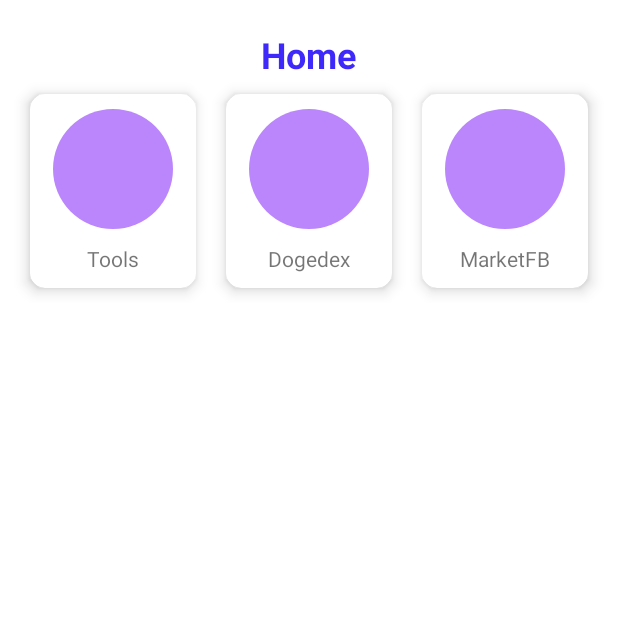
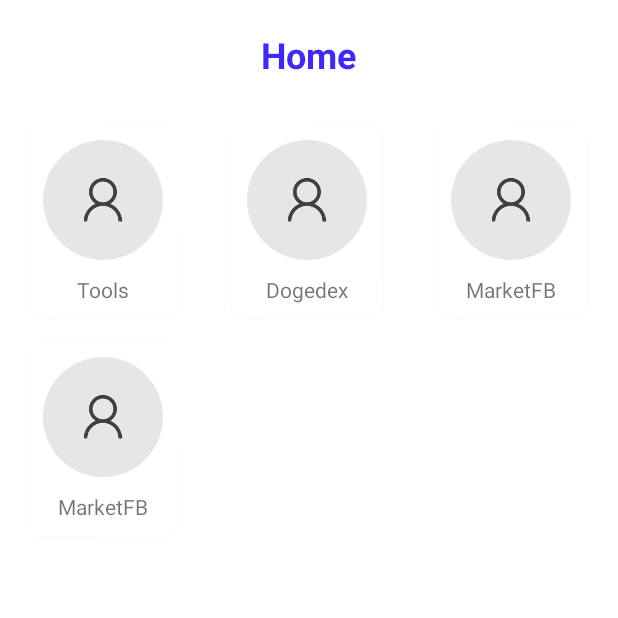
Before and after one commit to frankgf18/AppsDev, an Android app: the screen it shows after launch (MainActivity), on a phone screen of 412 x 824 dp, the top half of it. Run offline under Robolectric (Android 15) with nearby library versions, the phone set to English and light mode, and no system bars; our stand-ins replace CircleImageView, Dagger/Hilt's generated code.

Commit message:
Se mejoror el HOME

```diff
--- a/app/build.gradle
+++ b/app/build.gradle
@@ -62,7 +62,7 @@ dependencies {
     implementation "com.squareup.retrofit2:converter-gson:2.9.0"
 
     //Hilt
-    implementation "com.google.dagger:hilt-android:2.38.1"
+    implementation 'com.google.dagger:hilt-android:2.38.1'
     kapt "com.google.dagger:hilt-android-compiler:2.38.1"
 
     //KTX LIVE DATA
--- a/app/src/main/java/com/example/appsdev/Core/Utils/Constantes.kt
+++ b/app/src/main/java/com/example/appsdev/Core/Utils/Constantes.kt
@@ -1,4 +1,7 @@
 package com.example.appsdev.Core.Utils
+
+import com.example.appsdev.Home.ItemsCards
+import com.example.appsdev.R
 
 
 //Progress Bar
--- a/app/src/main/java/com/example/appsdev/Core/Utils/Funciones.kt
+++ b/app/src/main/java/com/example/appsdev/Core/Utils/Funciones.kt
@@ -2,7 +2,14 @@ package com.example.appsdev.Core.Utils
 
 import android.app.Activity
 import android.content.Context
+import android.view.LayoutInflater
+import android.view.View
+import android.view.ViewGroup
+import android.widget.ImageView
 import android.widget.Toast
+import com.bumptech.glide.Glide
+import com.bumptech.glide.load.engine.DiskCacheStrategy
+import com.example.appsdev.R
 
 
 fun Activity.activarProgressBar(activar: Boolean, text: String = "Cargando...") {
@@ -14,3 +21,13 @@ fun Activity.activarProgressBar(activar: Boolean, text: String = "Cargando...")
 }
 
 fun Context.toast(string: String, duration: Int = Toast.LENGTH_SHORT) = Toast.makeText(this, string, duration).show()
+
+fun Context.inflarLayout(layout: Int, parent: ViewGroup? = null): View {
+    return if (parent != null) LayoutInflater.from(this).inflate(layout, parent,false)
+    else LayoutInflater.from(this).inflate(layout, null,false)
+}
+
+fun ImageView.cargarFoto(imagen:Int){
+    if (imagen == 0 )this.setImageResource(R.drawable.img_por_defecto)
+    else this.setImageResource(imagen)
+}
--- a/app/src/main/java/com/example/appsdev/Home/Home.kt
+++ b/app/src/main/java/com/example/appsdev/Home/Home.kt
@@ -6,31 +6,66 @@ import android.view.LayoutInflater
 import android.view.View
 import android.view.ViewGroup
 import androidx.navigation.fragment.findNavController
+import com.example.appsdev.Core.BaseAdapter
+import com.example.appsdev.Core.Utils.cargarFoto
+import com.example.appsdev.Core.Utils.inflarLayout
 import com.example.appsdev.R
+import com.example.appsdev.databinding.CardHomeItemBinding
 import com.example.appsdev.databinding.FragmentHomeBinding
 import dagger.hilt.android.AndroidEntryPoint
 
 @AndroidEntryPoint
 class Home : Fragment() {
     private lateinit var binding: FragmentHomeBinding
-    override fun onCreateView(
-        inflater: LayoutInflater, container: ViewGroup?,
-        savedInstanceState: Bundle?
-    ): View? {
+    private val adaptador: BaseAdapter<ItemsCards> = object : BaseAdapter<ItemsCards>(emptyList()) {
+        override fun getViewHolder(parent: ViewGroup): BaseAdapterViewHolder<ItemsCards> {
+            val view = requireContext().inflarLayout(R.layout.card_home_item, parent)
+            return object : BaseAdapterViewHolder<ItemsCards>(view) {
+                override fun bind(entity: ItemsCards) {
+                    CardHomeItemBinding.bind(view).apply {
+                        name.text = entity.name
+                        image.cargarFoto(entity.image!!)
+                        cardItem.setOnClickListener {
+                            findNavController().navigate(entity.navigation!!)
+                        }
+                    }
+                }
+            }
+        }
+    }
+
+    var listItemsHome = listOf<ItemsCards>(
+        //La posición no debe repetirse
+        //0 = a nulo
+        ItemsCards(0, "Tools", R.id.action_home_to_tools),
+        ItemsCards(1, "Dogedex", R.id.action_home_to_dogedex),
+        ItemsCards(2, "MarketFB" , R.id.action_home_to_marketFB),
+        ItemsCards(3, "MarketFB", R.id.action_home_to_marketFB)
+    )
+    override fun onCreateView(inflater: LayoutInflater, container: ViewGroup?, savedInstanceState: Bundle?): View? {
         return inflater.inflate(R.layout.fragment_home, container, false)
     }
 
     override fun onViewCreated(view: View, savedInstanceState: Bundle?) {
         super.onViewCreated(view, savedInstanceState)
         binding = FragmentHomeBinding.bind(view)
-        events()
+        binding.rvItemTools.adapter = adaptador
+        adaptador.update(listItemsHome)
+        //events()
     }
 
-    private fun events() = with(binding) {
+    /*private fun events() = with(binding) {
         findNavController().apply {
             cardTools.setOnClickListener { navigate(R.id.action_home_to_tools) }
             cardDogedex.setOnClickListener { navigate(R.id.action_home_to_dogedex) }
             cardMarketFB.setOnClickListener { navigate(R.id.action_home_to_marketFB) }
         }
-    }
+    }*/
 }
+
+data class ItemsCards(
+    var position: Int?,
+    var name:String?,
+    var navigation: Int?,
+    var image: Int? = 0
+)
--- a/app/src/main/java/com/example/appsdev/MainActivity.kt
+++ b/app/src/main/java/com/example/appsdev/MainActivity.kt
@@ -16,14 +16,13 @@ class MainActivity : AppCompatActivity() {
     private lateinit var binding: ActivityMainBinding
     private lateinit var bindingAlertLoaderBinding: AlertLoaderBinding
     private lateinit var alert : AlertDialog
+
     override fun onCreate(savedInstanceState: Bundle?) {
         super.onCreate(savedInstanceState)
         binding = ActivityMainBinding.inflate(layoutInflater)
         setContentView(binding.root)
-
         alert = cargando()
     }
-
 
     override fun onBackPressed() {
         if (!RETROCEDER){
--- /dev/null
+++ b/app/src/main/res/layout/card_home_item.xml
@@ -0,0 +1,38 @@
+<?xml version="1.0" encoding="utf-8"?>
+<androidx.cardview.widget.CardView
+    xmlns:android="http://schemas.android.com/apk/res/android"
+    xmlns:app="http://schemas.android.com/apk/res-auto"
+    xmlns:tools="http://schemas.android.com/tools"
+    android:id="@+id/cardItem"
+    android:layout_width="wrap_content"
+    android:layout_height="wrap_content"
+    android:clickable="true"
+    android:focusable="true"
+    android:layout_gravity="center"
+    android:layout_marginStart="15dp"
+    android:layout_marginTop="15dp"
+
+    app:cardCornerRadius="10dp">
+
+    <LinearLayout
+        android:layout_width="wrap_content"
+        android:layout_height="wrap_content"
+        android:gravity="center"
+        android:orientation="vertical"
+        android:padding="10dp">
+
+        <de.hdodenhof.circleimageview.CircleImageView
+            android:id="@+id/image"
+            android:layout_width="80dp"
+            android:layout_height="80dp"
+            android:src="@color/purple_200" />
+
+        <TextView
+            android:id="@+id/name"
+            android:layout_width="wrap_content"
+            android:layout_height="wrap_content"
+            android:layout_marginTop="10dp"
+            android:text="Tools" />
+    </LinearLayout>
+
+</androidx.cardview.widget.CardView>
--- a/app/src/main/res/layout/fragment_home.xml
+++ b/app/src/main/res/layout/fragment_home.xml
@@ -17,108 +17,14 @@
         android:textSize="24sp"
         android:textStyle="bold" />
 
-    <LinearLayout
+    <androidx.recyclerview.widget.RecyclerView
+        android:id="@+id/rvItemTools"
         android:layout_width="match_parent"
-        android:layout_height="wrap_content"
-        android:orientation="horizontal">
-
-        <com.google.android.material.card.MaterialCardView
-            android:id="@+id/cardTools"
-            android:layout_width="0dp"
-            android:layout_height="wrap_content"
-            android:layout_marginVertical="10dp"
-            app:cardElevation="6dp"
-            app:cardCornerRadius="10dp"
-            android:layout_marginStart="20dp"
-            android:layout_weight="1"
-            android:clickable="true"
-            android:focusable="true">
-
-            <LinearLayout
-                android:layout_width="match_parent"
-                android:layout_height="wrap_content"
-                android:gravity="center"
-                android:orientation="vertical"
-                android:padding="10dp">
-
-                <de.hdodenhof.circleimageview.CircleImageView
-                    android:layout_width="80dp"
-                    android:layout_height="80dp"
-                    android:src="@color/purple_200" />
-
-                <TextView
-                    android:layout_width="wrap_content"
-                    android:layout_height="wrap_content"
-                    android:layout_marginTop="10dp"
-                    android:text="Tools" />
-            </LinearLayout>
-
-        </com.google.android.material.card.MaterialCardView>
-
-        <com.google.android.material.card.MaterialCardView
-            android:id="@+id/cardDogedex"
-            android:layout_width="0dp"
-            android:layout_height="wrap_content"
-            android:layout_marginVertical="10dp"
-            android:layout_marginHorizontal="20dp"
-            android:layout_weight="1"
-            android:clickable="true"
-            app:cardElevation="6dp"
-            app:cardCornerRadius="10dp"
-            android:focusable="true">
-
-            <LinearLayout
-                android:layout_width="match_parent"
-                android:layout_height="wrap_content"
-                android:gravity="center"
-                android:orientation="vertical"
-                android:padding="10dp">
-
-                <de.hdodenhof.circleimageview.CircleImageView
-                    android:layout_width="80dp"
-                    android:layout_height="80dp"
-                    android:src="@color/purple_200" />
-
-                <TextView
-                    android:layout_width="wrap_content"
-                    android:layout_height="wrap_content"
-                    android:layout_marginTop="10dp"
-                    android:text="Dogedex" />
-            </LinearLayout>
-
-        </com.google.android.material.card.MaterialCardView>
-
-        <com.google.android.material.card.MaterialCardView
-            android:id="@+id/cardMarketFB"
-            android:layout_width="0dp"
-            android:layout_height="wrap_content"
-            android:layout_marginVertical="10dp"
-            android:layout_marginEnd="20dp"
-            android:layout_weight="1"
-            app:cardElevation="6dp"
-            app:cardCornerRadius="10dp"
-            android:clickable="true"
-            android:focusable="true">
-
-            <LinearLayout
-                android:layout_width="match_parent"
-                android:layout_height="wrap_content"
-                android:gravity="center"
-                android:orientation="vertical"
-                android:padding="10dp">
-
-                <de.hdodenhof.circleimageview.CircleImageView
-                    android:layout_width="80dp"
-                    android:layout_height="80dp"
-                    android:src="@color/purple_200" />
-
-                <TextView
-                    android:layout_width="wrap_content"
-                    android:layout_height="wrap_content"
-                    android:layout_marginTop="10dp"
-                    android:text="MarketFB" />
-            </LinearLayout>
-
-        </com.google.android.material.card.MaterialCardView>
-    </LinearLayout>
+        android:layout_height="match_parent"
+        android:layout_marginStart="3dp"
+        android:layout_marginTop="15dp"
+        app:layoutManager="androidx.recyclerview.widget.GridLayoutManager"
+        app:spanCount="3"
+        android:layerType="none"
+        tools:listitem="@layout/card_home_item" />
 </LinearLayout>
```
Also changed, not shown: app/src/main/res/drawable/img_por_defecto.png (added).
